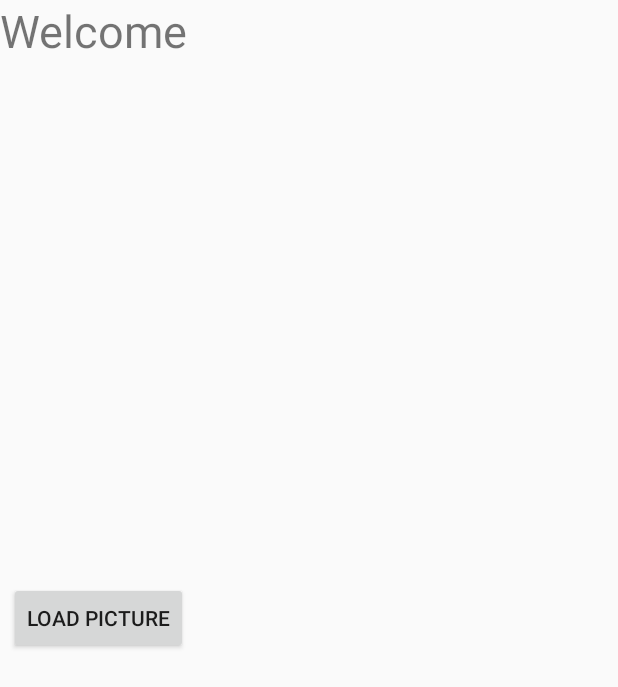
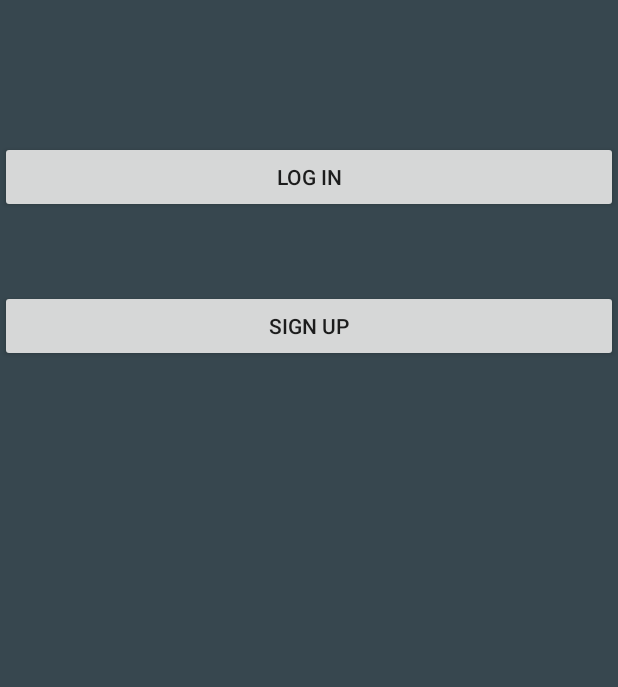
Before and after one commit to a8nova/Scheduler, an Android app: the layout activity_main.xml on its own in the app's theme, with its tools: preview values and no code run, on a phone screen of 412 x 824 dp. Shown: the top 687 px of the screen. Run offline under Robolectric (Android 15) with nearby library versions, the phone set to English and light mode, and no system bars.

```diff
--- a/app/src/main/res/layout/activity_main.xml
+++ b/app/src/main/res/layout/activity_main.xml
@@ -2,34 +2,34 @@
 <RelativeLayout
     xmlns:android="http://schemas.android.com/apk/res/android"
     android:layout_width="fill_parent"
-    android:layout_height="fill_parent">
+    android:layout_height="fill_parent"
+    android:background="@color/material_blue_grey_800"
+    >
 
-    <TextView
-        android:id="@+id/welcomeText"
-        android:text="Welcome"
+
+    <Button
         android:layout_width="wrap_content"
         android:layout_height="wrap_content"
+        android:id="@+id/logInButton"
         android:layout_alignParentTop="true"
         android:layout_alignParentLeft="true"
-        android:textSize="30dp" />
-    <ImageView
-        android:id="@+id/imgView"
-        android:layout_width="fill_parent"
-        android:layout_height="150px"
-        android:layout_alignLeft="@+id/welcomeText"
-        android:layout_below="@+id/welcomeText"
-        android:layout_centerHorizontal="true"
-        android:layout_above="@+id/buttonLoadPicture">
-    </ImageView>
+        android:layout_alignParentStart="true"
+        android:layout_marginTop="94dp"
+        android:layout_alignParentRight="true"
+        android:layout_alignParentEnd="true"
+        android:text="@string/logInButton"
+        android:onClick="logInButtonPressed"/>
 
     <Button
-        android:id="@+id/buttonLoadPicture"
         android:layout_width="wrap_content"
         android:layout_height="wrap_content"
-        android:layout_weight="0"
-        android:text="Load Picture"
-        android:layout_centerVertical="true"
-        android:layout_alignRight="@+id/welcomeText"
-        android:layout_alignEnd="@+id/welcomeText">
-    </Button>
+        android:text="@string/signUpButton"
+        android:id="@+id/button2"
+        android:layout_below="@+id/logInButton"
+        android:layout_alignParentLeft="true"
+        android:layout_alignParentStart="true"
+        android:layout_marginTop="51dp"
+        android:layout_alignParentRight="true"
+        android:layout_alignParentEnd="true"
+        android:onClick="signUpButtonPressed"/>
 </RelativeLayout>
```
Also changed, not shown: app/src/main/AndroidManifest.xml (+28 -7 lines), app/src/main/java/com/example/alazarshenkute1/scheduler/LogIn.java (+5 -4 lines), app/src/main/java/com/example/alazarshenkute1/scheduler/SignUp.java (+48 -9 lines), app/src/main/res/layout/login.xml (+16 -31 lines), app/src/main/res/layout/signup.xml (added, +66 -0 lines), app/src/main/res/values/strings.xml (+7 -2 lines), 1 other file.
